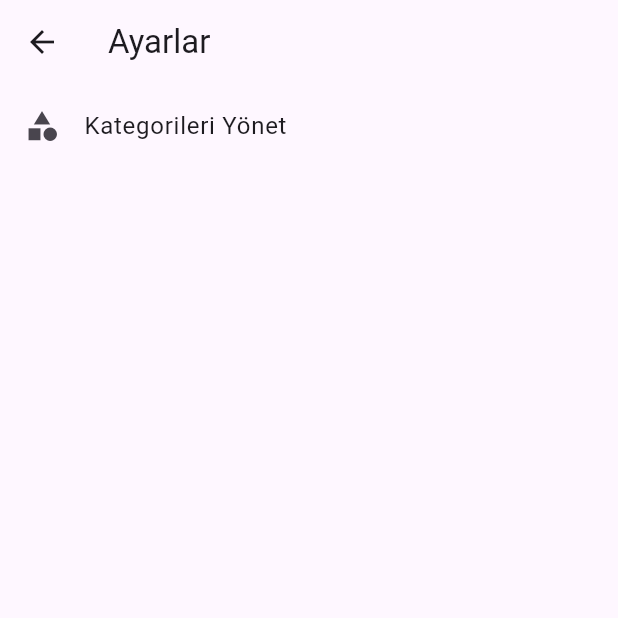
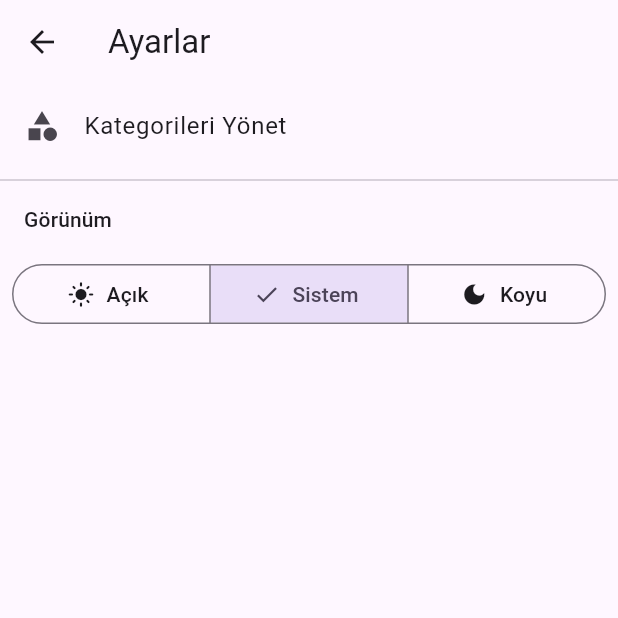
Before and after one commit to cagrikaygusuz/finans_takip_app, a Flutter app: the SettingsScreen screen opened directly, on a phone screen of 412 x 824 dp, the top half of it. Run offline on Flutter 3.47's test engine with Material 3 defaults, Android fonts, the phone set to English and light mode, and no system bars; our stand-ins replace fl_chart, flutter_riverpod, isar, shared_preferences; accounts and stored records are empty; generated files the repository leaves out were written again.

Commit message:
dark theme

```diff
--- a/lib/src/features/settings/presentation/settings_screen.dart
+++ b/lib/src/features/settings/presentation/settings_screen.dart
@@ -1,11 +1,17 @@
 import 'package:finans_takip_app/src/features/categories/presentation/categories_screen.dart';
+import 'package:finans_takip_app/src/features/settings/providers/theme_provider.dart'; // Yeni import
 import 'package:flutter/material.dart';
+import 'package:flutter_riverpod/flutter_riverpod.dart'; // Yeni import
 
-class SettingsScreen extends StatelessWidget {
+// StatelessWidget'ı ConsumerWidget'a çevir
+class SettingsScreen extends ConsumerWidget {
   const SettingsScreen({super.key});
 
   @override
-  Widget build(BuildContext context) {
+  Widget build(BuildContext context, WidgetRef ref) {
+    // Mevcut temayı dinle
+    final currentTheme = ref.watch(themeProvider);
+
     return Scaffold(
       appBar: AppBar(
         title: const Text('Ayarlar'),
@@ -15,13 +21,29 @@ class SettingsScreen extends StatelessWidget {
           ListTile(
             leading: const Icon(Icons.category),
             title: const Text('Kategorileri Yönet'),
-            onTap: () {
-              Navigator.of(context).push(
-                MaterialPageRoute(builder: (context) => const CategoriesScreen()),
-              );
-            },
+            onTap: () { /* ... aynı ... */ },
           ),
-          // Buraya gelecekte başka ayarlar eklenebilir (Tema, Para Birimi vb.)
+          const Divider(),
+          // YENİ: Tema Seçim Bölümü
+          Padding(
+            padding: const EdgeInsets.symmetric(horizontal: 16.0, vertical: 8.0),
+            child: Text("Görünüm", style: Theme.of(context).textTheme.titleSmall),
+          ),
+          Padding(
+            padding: const EdgeInsets.all(8.0),
+            child: SegmentedButton<ThemeMode>(
+              segments: const [
+                ButtonSegment(value: ThemeMode.light, label: Text('Açık'), icon: Icon(Icons.light_mode)),
+                ButtonSegment(value: ThemeMode.system, label: Text('Sistem'), icon: Icon(Icons.brightness_auto)),
+                ButtonSegment(value: ThemeMode.dark, label: Text('Koyu'), icon: Icon(Icons.dark_mode)),
+              ],
+              selected: {currentTheme},
+              onSelectionChanged: (newSelection) {
+                // Butona tıklandığında Notifier'daki metodu çağırarak temayı değiştir.
+                ref.read(themeProvider.notifier).setTheme(newSelection.first);
+              },
+            ),
+          ),
         ],
       ),
     );
--- a/pubspec.yaml
+++ b/pubspec.yaml
@@ -12,6 +12,7 @@ dependencies:
 
   # State Management için
   flutter_riverpod: ^2.5.1
+  shared_preferences: ^2.2.3
 
   # Lokal Veritabanı için
   isar: ^3.1.0+1
```
Also changed, not shown: lib/main.dart (+25 -15 lines), lib/src/features/settings/providers/theme_provider.dart (added, +49 -0 lines).
